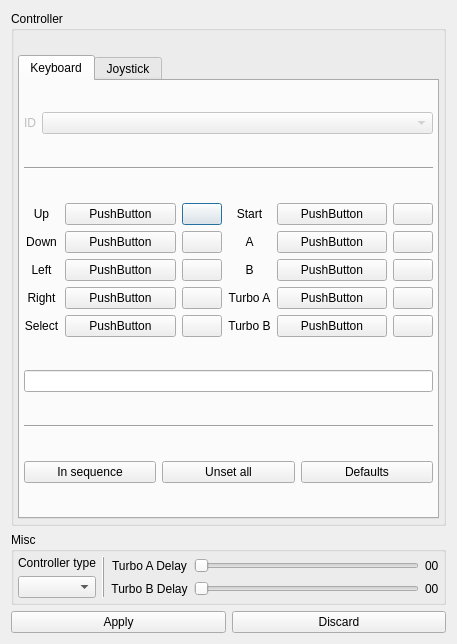
First picture: the form in src/gui/designer/dlgStdPad.ui, repository punesemu/puNES, before the edit.
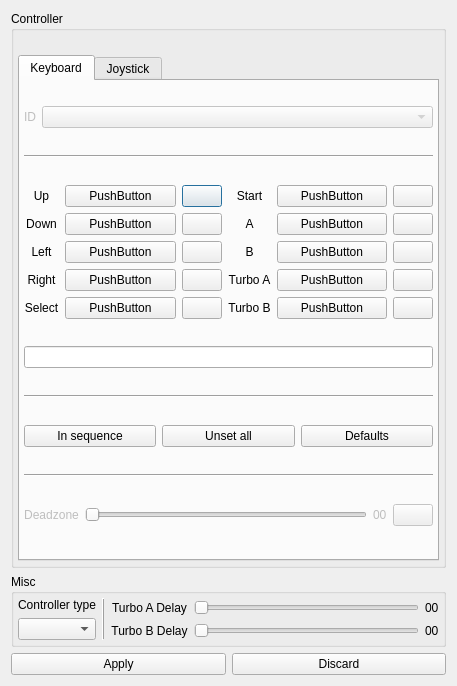
Second picture: the form after the edit. Icons and pictures are not drawn.

Diff of the .ui file:
```diff
--- a/src/gui/designer/dlgStdPad.ui
+++ b/src/gui/designer/dlgStdPad.ui
@@ -10,7 +10,7 @@
     <x>0</x>
     <y>0</y>
     <width>457</width>
-    <height>644</height>
+    <height>686</height>
    </rect>
   </property>
   <property name="windowTitle">
@@ -608,6 +608,70 @@
             </item>
            </layout>
           </item>
+          <item>
+           <widget class="Line" name="line_kbd_3">
+            <property name="orientation">
+             <enum>Qt::Horizontal</enum>
+            </property>
+           </widget>
+          </item>
+          <item>
+           <layout class="QGridLayout" name="gridLayout_kbd_Deadzone">
+            <item row="0" column="3">
+             <widget class="QLabel" name="label_kbd_Deadzone_value_slider">
+              <property name="enabled">
+               <bool>false</bool>
+              </property>
+              <property name="text">
+               <string notr="true">00</string>
+              </property>
+             </widget>
+            </item>
+            <item row="0" column="2">
+             <widget class="QSlider" name="horizontalSlider_kbd_Deadzone">
+              <property name="enabled">
+               <bool>false</bool>
+              </property>
+              <property name="minimum">
+               <number>0</number>
+              </property>
+              <property name="value">
+               <number>0</number>
+              </property>
+              <property name="orientation">
+               <enum>Qt::Horizontal</enum>
+              </property>
+             </widget>
+            </item>
+            <item row="0" column="1">
+             <widget class="QLabel" name="label_kbd_Deadzone_slider">
+              <property name="enabled">
+               <bool>false</bool>
+              </property>
+              <property name="text">
+               <string>Deadzone</string>
+              </property>
+              <property name="alignment">
+               <set>Qt::AlignCenter</set>
+              </property>
+             </widget>
+            </item>
+            <item row="0" column="4">
+             <widget class="QPushButton" name="pushButton_kbd_Deadzone">
+              <property name="enabled">
+               <bool>false</bool>
+              </property>
+              <property name="text">
+               <string/>
+              </property>
+              <property name="icon">
+               <iconset resource="resources.qrc">
+                <normaloff>:/icon/icons/overscan_default.svg</normaloff>:/icon/icons/overscan_default.svg</iconset>
+              </property>
+             </widget>
+            </item>
+           </layout>
+          </item>
          </layout>
         </widget>
         <widget class="QWidget" name="tab_joy">
```
Left out of the diff: 56 changed lines with no effect on the pictures.
